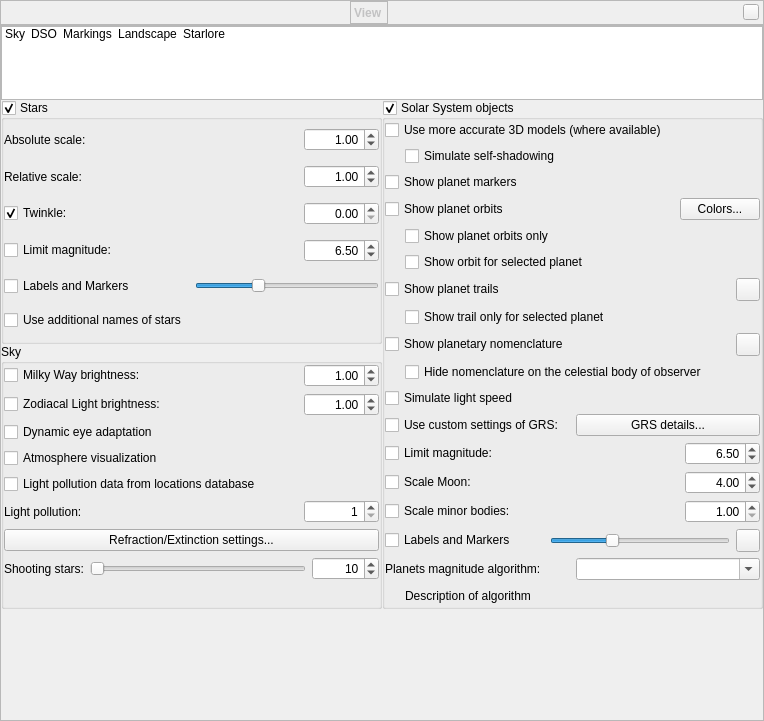
Before: the Qt Designer form src/gui/viewDialog.ui in 519984307/stellarium_src, drawn with Qt 5.
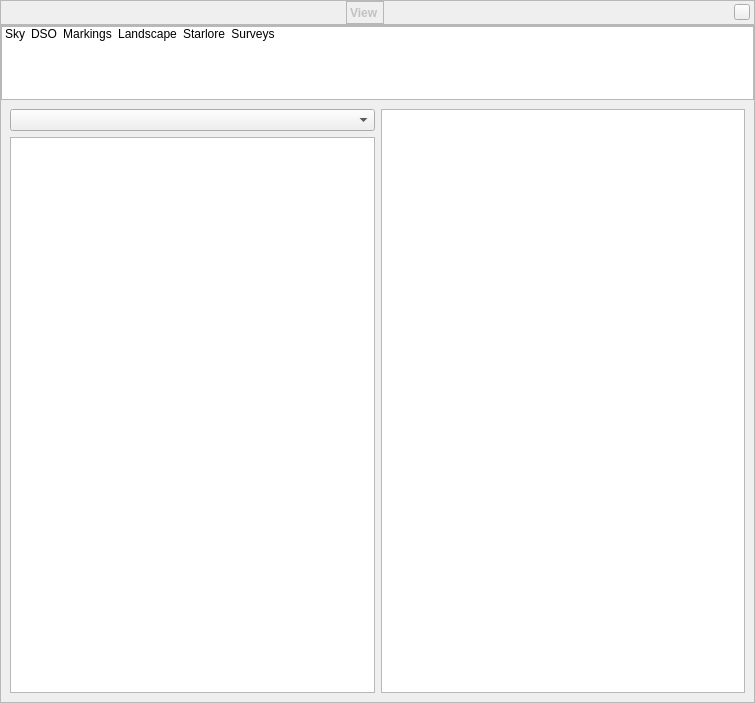
After: the same form once the commit is applied. Icons and pictures are not drawn. Custom widgets are drawn as their Qt base class.

```diff
--- a/src/gui/viewDialog.ui
+++ b/src/gui/viewDialog.ui
@@ -6,8 +6,8 @@
    <rect>
     <x>0</x>
     <y>0</y>
-    <width>764</width>
-    <height>721</height>
+    <width>755</width>
+    <height>703</height>
    </rect>
   </property>
   <property name="font">
@@ -348,12 +348,22 @@
           </iconset>
          </property>
         </item>
+        <item>
+         <property name="text">
+          <string>Surveys</string>
+         </property>
+         <property name="icon">
+          <iconset>
+           <normalon>:/graphicGui/tabicon-surveys.png</normalon>
+          </iconset>
+         </property>
+        </item>
        </widget>
       </item>
       <item row="1" column="0">
        <widget class="QStackedWidget" name="stackedWidget">
         <property name="currentIndex">
-         <number>0</number>
+         <number>5</number>
         </property>
         <widget class="QWidget" name="page_sky">
          <layout class="QGridLayout" name="gridLayout">
@@ -3629,6 +3639,19 @@
           </item>
          </layout>
         </widget>
+        <widget class="QWidget" name="page_surveys">
+         <layout class="QGridLayout" name="gridLayout_21">
+          <item row="1" column="0">
+           <widget class="QListWidget" name="surveysListWidget"/>
+          </item>
+          <item row="0" column="0">
+           <widget class="QComboBox" name="surveyTypeComboBox"/>
+          </item>
+          <item row="0" column="1" rowspan="2">
+           <widget class="QTextBrowser" name="surveysTextBrowser"/>
+          </item>
+         </layout>
+        </widget>
         <widget class="QWidget" name="page_5">
          <layout class="QVBoxLayout" name="verticalLayout_12">
           <property name="spacing">
```
